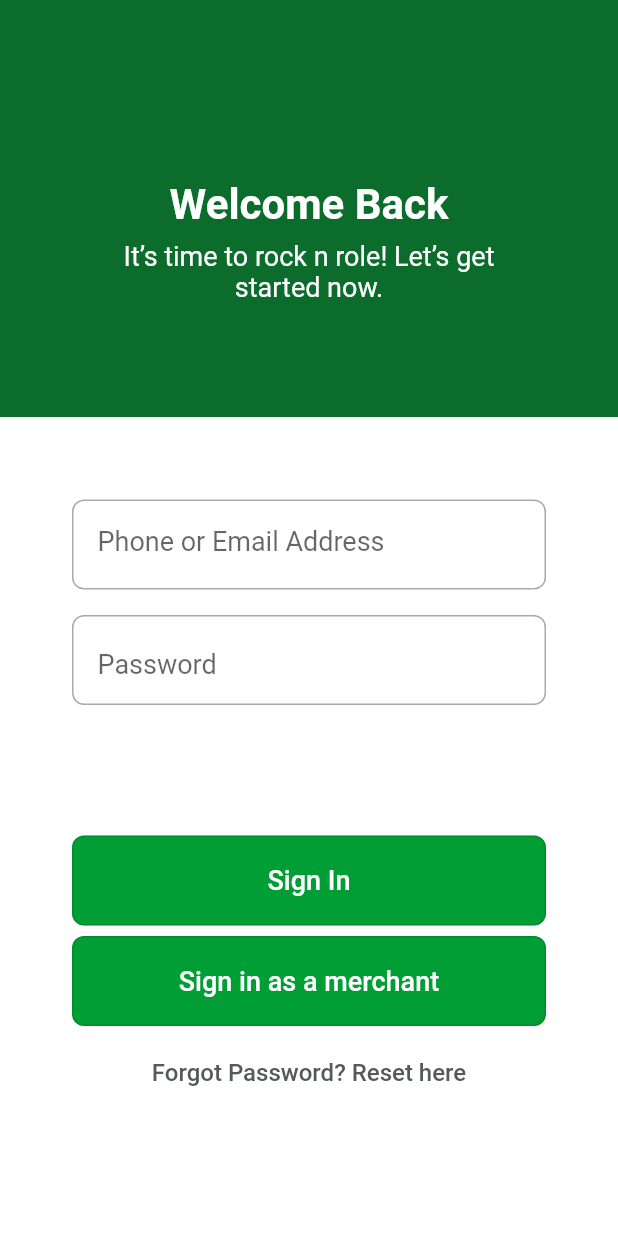
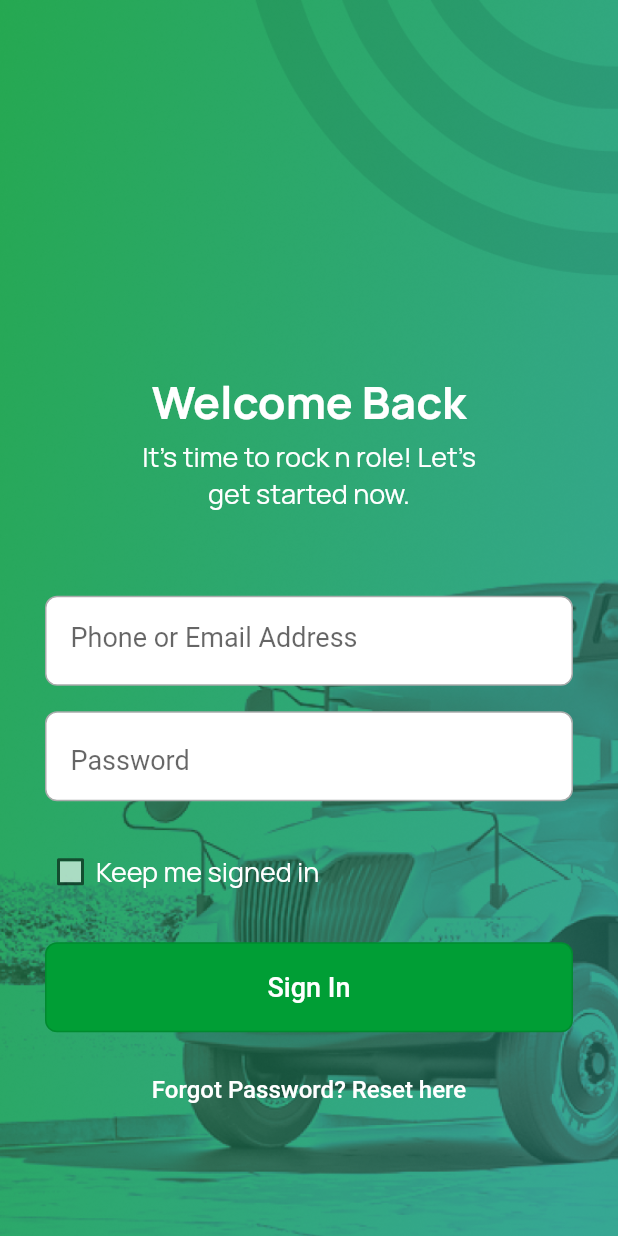
Before and after one commit to AliAkberAakash/flutter_getx_template, a Flutter app: the screen it shows after launch, on a phone screen of 412 x 824 dp. Run offline on Flutter 3.47's test engine with Material 2 defaults, Android fonts, the phone set to English and light mode, and no system bars; our stand-ins replace carousel_slider, dio, flutter_svg, fluttertoast, get, get_storage and 5 more.

Commit message:
Working on sign in page

```diff
--- /dev/null
+++ b/lib/section4/Component/Sec_fields.dart
@@ -0,0 +1,98 @@
+import 'package:flutter/material.dart';
+import 'package:go_share/ui/container/UIConstants/Colors.dart';
+import 'package:go_share/ui/container/UIConstants/GSWidgetStyles.dart';
+import 'package:go_share/ui/container/UIConstants/Strings.dart';
+import 'package:go_share/ui/container/UIConstants/UISizeConstants.dart';
+
+class Sec4TextField extends StatelessWidget {
+  String hints;
+
+  Sec4TextField({required this.hints});
+
+  @override
+  Widget build(BuildContext context) {
+    return Container(
+      //width: GSSizes.size316x56.width,
+      margin: EdgeInsets.symmetric(horizontal: 20),
+      height: GSSizes.size316x56.height,
+      decoration: BoxDecoration(
+        color: Colors.white,
+        borderRadius: BorderRadius.circular(GSBorderRadius.radius8),
+        border: Border.all(color: GSColors.gray_normal),
+      ),
+      child: TextField(
+        decoration: InputDecoration(
+            border: InputBorder.none,
+            focusedBorder: InputBorder.none,
+            enabledBorder: InputBorder.none,
+            errorBorder: InputBorder.none,
+            disabledBorder: InputBorder.none,
+            contentPadding: EdgeInsets.all(
+              GSSizeConstants.padding16,
+            ),
+            hintText: hints),
+        style: GSTextStyles.make18xw400Style(color: GSColors.gray_primary),
+      ),
+    );
+  }
+}
+
+class Sec4PasswordTextField extends StatelessWidget {
+  @override
+  Widget build(BuildContext context) {
+    return Container(
+      //width: GSSizes.size316x56.width,
+      margin: EdgeInsets.symmetric(horizontal: 20),
+      height: GSSizes.size316x56.height,
+      decoration: BoxDecoration(
+        color: Colors.white,
+        borderRadius: BorderRadius.circular(GSBorderRadius.radius8),
+        border: Border.all(color: GSColors.gray_normal),
+      ),
+      child: TextField(
+        decoration: InputDecoration(
+            border: InputBorder.none,
+            focusedBorder: InputBorder.none,
+            enabledBorder: InputBorder.none,
+            errorBorder: InputBorder.none,
+            disabledBorder: InputBorder.none,
+            contentPadding: EdgeInsets.all(
+              GSSizeConstants.padding16,
+            ),
+            hintText: GSStrings.password,
+            suffix: Padding(
+              padding: const EdgeInsets.only(
+                  top: GSSizeConstants.padding20,
+                  right: GSSizeConstants.padding12),
+              child: Icon(
+                Icons.visibility_off,
+              ), // myIcon is a 48px-wide widget.
+            )),
+        style: GSTextStyles.make18xw400Style(color: GSColors.gray_primary),
+      ),
+    );
+  }
+}
+
+class Sec4TextButton extends StatelessWidget {
+  String text;
+
+  Sec4TextButton({required this.text});
+
+  @override
+  Widget build(BuildContext context) {
+    return TextButton(
+      child: Text(
+        text,
+        style: TextStyle(
+            color: Colors.white,
+            fontWeight: FontWeight.w500,
+            fontStyle: FontStyle.normal,
+            fontSize: GSFontSizes.font16),
+      ),
+      onPressed: () {
+        print('Pressed');
+      },
+    );
+  }
+}
--- a/lib/section4/SignIn/sec4_sign_in_screen.dart
+++ b/lib/section4/SignIn/sec4_sign_in_screen.dart
@@ -3,12 +3,16 @@ import 'package:flutter/material.dart';
 import 'package:get/get.dart';
 import 'package:go_share/base/widget/GSButtonWidget.dart';
 import 'package:go_share/base/widget/GSTextField.dart';
+import 'package:go_share/section4/Component/Sec_fields.dart';
 import 'package:go_share/ui/container/UIConstants/Colors.dart';
 import 'package:go_share/ui/container/UIConstants/GSWidgetStyles.dart';
 import 'package:go_share/ui/container/UIConstants/Strings.dart';
 import 'package:go_share/ui/container/UIConstants/UISizeConstants.dart';
 import 'package:go_share/ui/container/widget_container/widget_container.dart';
 import 'package:go_share/ui/navigation_container/navigation_container.dart';
+import 'package:go_share/utils/colors.dart';
+import 'package:go_share/utils/dimens.dart';
+import 'package:google_fonts/google_fonts.dart';
 
 // UI
 class Sec4SignInScreen extends StatefulWidget {
@@ -18,35 +22,46 @@ class Sec4SignInScreen extends StatefulWidget {
 
 // State
 class _Sec4SignInScreenState extends State<Sec4SignInScreen> {
+  bool value = false;
   @override
   Widget build(BuildContext context) {
     return Scaffold(
         //backgroundColor: GSColors.green_primary,
         body: Stack(
       children: [
+        Image.asset(
+          "images/ic_background_one.png",
+          height: MediaQuery.of(context).size.height,
+          width: MediaQuery.of(context).size.width,
+          fit: BoxFit.cover,
+        ),
         SafeArea(
-                child: Column(
-      crossAxisAlignment: CrossAxisAlignment.center,
+            child: ListView(
+          padding: EdgeInsets.symmetric(horizontal: 10),
+          //crossAxisAlignment: CrossAxisAlignment.center,
           children: <Widget>[
             Container(
-              height: GSSizes.size278h,
+              //height: GSSizes.size278h,
               width: double.infinity,
-              color: GSColors.green_primary,
               child: Column(
                 children: [
                   SizedBox(
-                    height: GSSizeConstants.padding120,
+                    height: MediaQuery.of(context).size.height * 0.3,
                   ),
 
                   //Get start text
                   Text(
                     GSStrings.welcome_back,
                     textAlign: TextAlign.start,
-                    style: GSTextStyles.make28xw600Style(),
+                    style: GoogleFonts.manrope(
+                      color: white,
+                      fontSize: dp30,
+                      fontWeight: FontWeight.bold,
+                    ),
                   ),
 
                   SizedBox(
-                    height: GSSizeConstants.padding7,
+                    height: GSSizeConstants.padding4,
                   ),
 
                   // Description test
@@ -54,8 +69,12 @@ class _Sec4SignInScreenState extends State<Sec4SignInScreen> {
                       width: 256,
                       child: Center(
                           child: Text(
-                        GSStrings.sign_in_description,
-                        style: GSTextStyles.make18xw400Style(),
+                        "It’s time to rock n role! Let’s\nget started now.",
+                        style: GoogleFonts.manrope(
+                          color: white,
+                          fontSize: dp18,
+                          fontWeight: FontWeight.normal,
+                        ),
                         textAlign: TextAlign.center,
                       ))),
                 ],
@@ -64,35 +83,69 @@ class _Sec4SignInScreenState extends State<Sec4SignInScreen> {
             SizedBox(
               height: GSSizeConstants.padding55,
             ),
-            GSTextField(
+            Sec4TextField(
               hints: GSStrings.email_field_hints,
             ),
             SizedBox(
               height: GSSizeConstants.padding17,
             ),
-            GSPasswordTextField(),
-            SizedBox(
-              height: GSSizeConstants.padding87,
+            Sec4PasswordTextField(),
+            Container(
+              padding: EdgeInsets.symmetric(vertical: 30, horizontal: 20),
+              child: Row(
+                children: [
+                  Container(
+                    margin: EdgeInsets.all(10),
+                    alignment: Alignment.center,
+                    width: 14,
+                    height: 14,
+                    color: Colors.white60,
+                    child: Checkbox(
+                        checkColor: Colors.yellowAccent, // color of tick Mark
+                        activeColor: GSColors.green_normal,
+                        value: value,
+                        onChanged: (v) {
+                          setState(() {
+                            value = v == true ? true : false;
+                          });
+                        }),
                   ),
-            GSButton(
+                  Text(
+                    "Keep me signed in",
+                    style: GoogleFonts.manrope(
+                      color: white,
+                      fontSize: dp18,
+                      fontWeight: FontWeight.normal,
+                    ),
+                  )
+                ],
+              ),
+            ),
+            Container(
+              margin: EdgeInsets.symmetric(horizontal: 20),
+              child: GSButton(
                 text: GSStrings.sign_in,
-              onClick: (){
+                onClick: () {
                   Get.to(WidgetContainerView());
                 },
+              ),
             ),
             SizedBox(
               height: GSSizeConstants.padding7,
             ),
-            GSButton(
-              text: "Sign in as a merchant",
-              onClick: (){
-                Get.to(NavigationContainer());
-              },
-            ),
+            //Container(
+            //  margin: EdgeInsets.symmetric(horizontal: 20),
+            //  child: GSButton(
+            //    text: "Sign in as a merchant",
+            //    onClick: () {
+            //      Get.to(NavigationContainer());
+            //    },
+            //  ),
+            //),
             SizedBox(
               height: GSSizeConstants.padding7,
             ),
-            GSTextButton(
+            Sec4TextButton(
               text: GSStrings.forget_password_reset_here,
             ),
           ],
--- a/lib/section4/Welcome/sec4_welcome_screen.dart
+++ b/lib/section4/Welcome/sec4_welcome_screen.dart
@@ -50,7 +50,7 @@ class _Sec4WelcomeScreenState extends State<Sec4WelcomeScreen> {
                             //style: GSTextStyles.make18xw400Style(),
                             style: GoogleFonts.manrope(
                               color: white,
-                              fontSize: dp15,
+                              fontSize: dp18,
                               fontWeight: FontWeight.normal,
                             ),
                           ),
```
Lines whose indentation alone changed are shown as unchanged.
